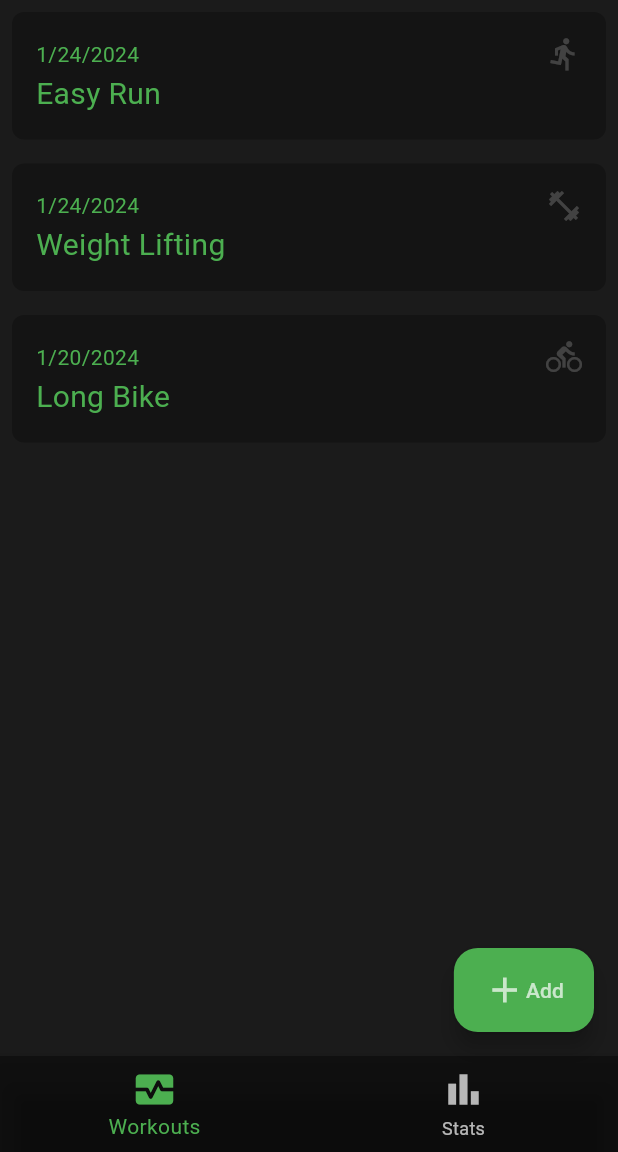
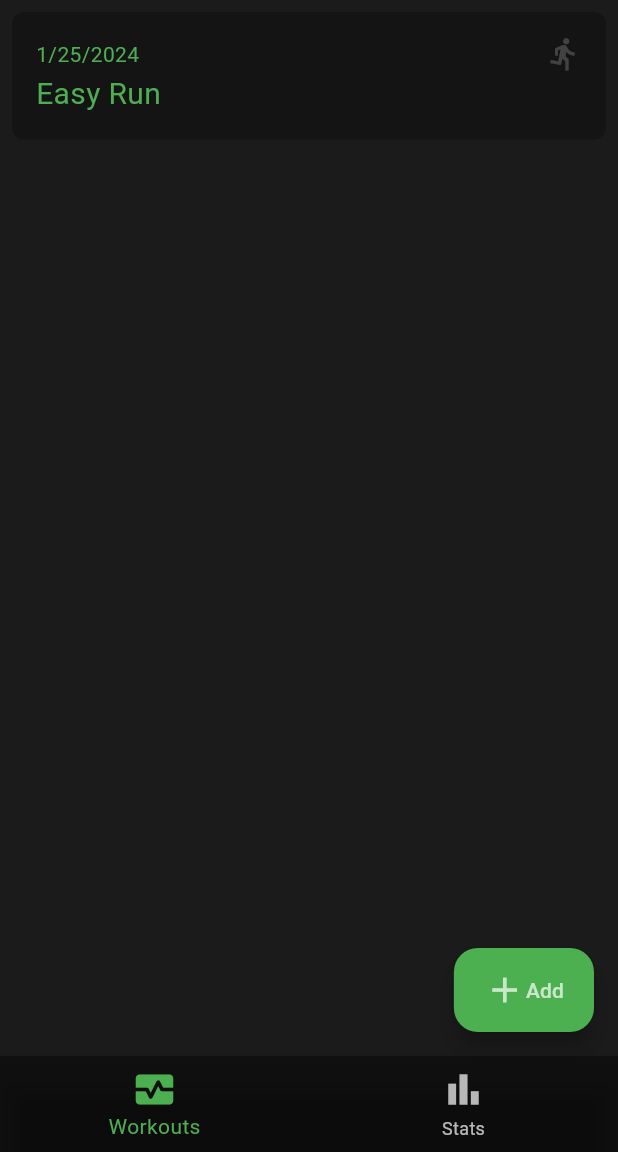
Before and after one commit to troytomasch/WorkoutTracker, a Flutter app: the screen it shows after launch, on a phone screen of 412 x 824 dp, the part 84-1236 px from its top. Run offline on Flutter 3.47's test engine with Material 3 defaults, Android fonts, the phone set to English and light mode, and no system bars; our stand-ins replace hive_flutter; accounts and stored records are empty.

Commit message:
Added Hive database
- Somehow it breaks it

```diff
--- /dev/null
+++ b/lib/data/database.dart
@@ -0,0 +1,23 @@
+import 'package:hive_flutter/hive_flutter.dart';
+
+import '../objects/workout.dart';
+
+class WorkoutDataBase {
+  List<Workout> workoutsList = [];
+
+  final _workoutBox = Hive.box("workoutApp");
+
+  void createSampleData() {
+    workoutsList = [
+      Workout("Easy Run", 1, "1/25/2024", "Chilling.", WorkoutType.run),
+    ];
+  }
+
+  void loadData() {
+    workoutsList = _workoutBox.get("workoutdata");
+  }
+
+  void updateData() {
+    _workoutBox.put("workoutdata", workoutsList);
+  }
+}
--- a/lib/main.dart
+++ b/lib/main.dart
@@ -1,9 +1,15 @@
 import 'package:flutter/material.dart';
+import 'package:workout_tracker/data/database.dart';
 import 'package:workout_tracker/pages/stats.dart';
 import 'package:workout_tracker/pages/workouts.dart';
 import 'package:workout_tracker/objects/workout.dart';
+import 'package:hive_flutter/hive_flutter.dart';
 
-void main() {
+void main() async {
+  await Hive.initFlutter();
+
+  var workoutBox = await Hive.openBox("workoutApp");
+
   runApp(MainApp());
 }
 
@@ -17,16 +23,6 @@ class MainApp extends StatefulWidget {
 class _MainAppState extends State<MainApp> {
   int _selectedPage = 0;
 
-  static List<Workout> workoutsList = [
-    Workout("Easy Run", 1, "1/24/2024", "Chilling.", WorkoutType.run),
-    Workout("Weight Lifting", 0.5, "1/24/2024", "All squats, all the time.",
-        WorkoutType.lift),
-    Workout("Long Bike", 2, "1/20/2024", "Went for a long bike ride.",
-        WorkoutType.bike)
-  ];
-
-  final _pages = [Workouts(workoutsList: workoutsList), const Stats()];
-
   void _nagivateBottomBar(int index) {
     setState(() {
       _selectedPage = index;
@@ -34,11 +30,34 @@ class _MainAppState extends State<MainApp> {
   }
 
   @override
+  void initState() {
+    if (workoutBox.get("workoutdata") == null) {
+      db.createSampleData();
+    } else {
+      db.loadData();
+    }
+    super.initState();
+  }
+
+  var workoutBox = Hive.box("workoutApp");
+
+  WorkoutDataBase db = WorkoutDataBase();
+
+  @override
   Widget build(BuildContext context) {
+    final pages = [
+      Workouts(
+        workoutsList: db.workoutsList,
+        updateData: db.updateData,
+      ),
+      const Stats()
+    ];
+
     return MaterialApp(
       routes: {
         '/workouts': (context) => Workouts(
-              workoutsList: workoutsList,
+              workoutsList: db.workoutsList,
+              updateData: db.updateData,
             ),
         '/stats': (context) => Stats(),
       },
@@ -67,7 +86,7 @@ class _MainAppState extends State<MainApp> {
           ),
           backgroundColor: Colors.black38,
         ),
-        body: _pages[_selectedPage],
+        body: pages[_selectedPage],
         bottomNavigationBar: BottomNavigationBar(
           items: const [
             BottomNavigationBarItem(
--- a/lib/pages/workouts.dart
+++ b/lib/pages/workouts.dart
@@ -1,12 +1,15 @@
 import 'package:flutter/material.dart';
+import 'package:hive_flutter/hive_flutter.dart';
 import 'package:workout_tracker/components/workout_tile.dart';
+import 'package:workout_tracker/data/database.dart';
 import 'package:workout_tracker/objects/workout.dart';
 import 'package:workout_tracker/pages/add_workout.dart';
 
 class Workouts extends StatefulWidget {
   final List<Workout> workoutsList;
+  final VoidCallback updateData;
 
-  Workouts({super.key, required this.workoutsList});
+  Workouts({super.key, required this.workoutsList, required this.updateData});
 
   @override
   State<Workouts> createState() => _WorkoutsState();
@@ -20,8 +23,10 @@ class _WorkoutsState extends State<Workouts> {
   void saveWorkout(title, length, date, description, type) {
     setState(() {
       widget.workoutsList.add(Workout(title, length, date, description, type));
-      Navigator.pop(context);
     });
+
+    widget.updateData();
+    Navigator.pop(context);
   }
 
   @override
```
Also changed, not shown: pubspec.yaml (+7 -3 lines), pubspec.lock, 1 other file.
